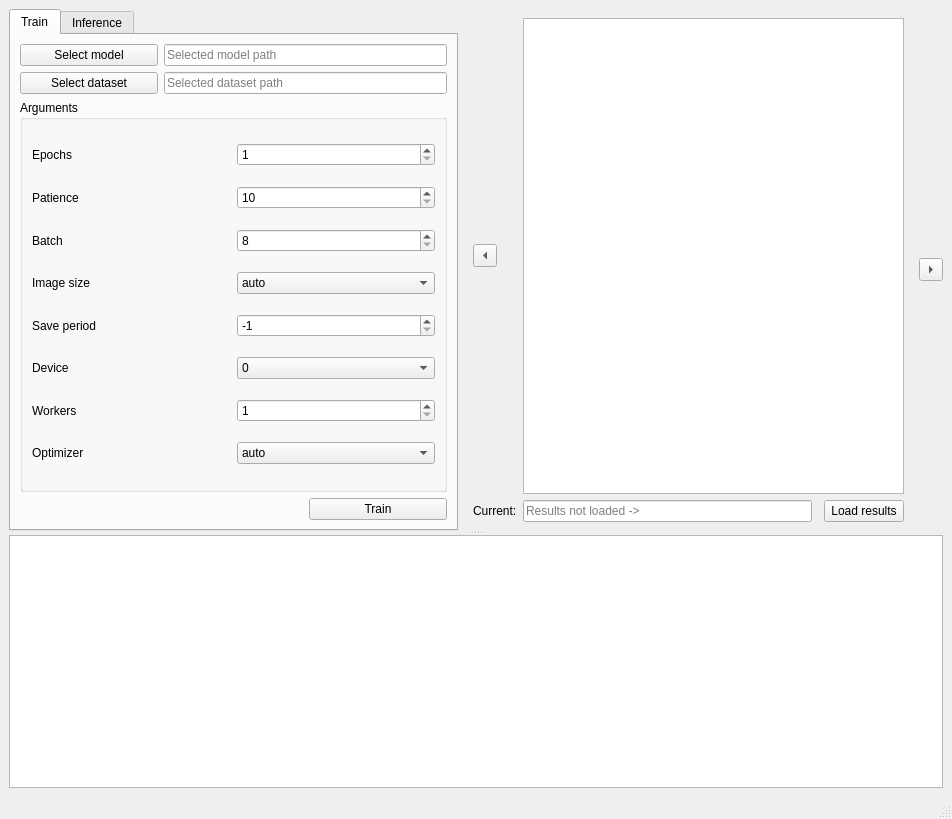
Above: src/gui/generated/mainwindow.ui from xkostrna/YoloQT before the change. Below: the same form after it.
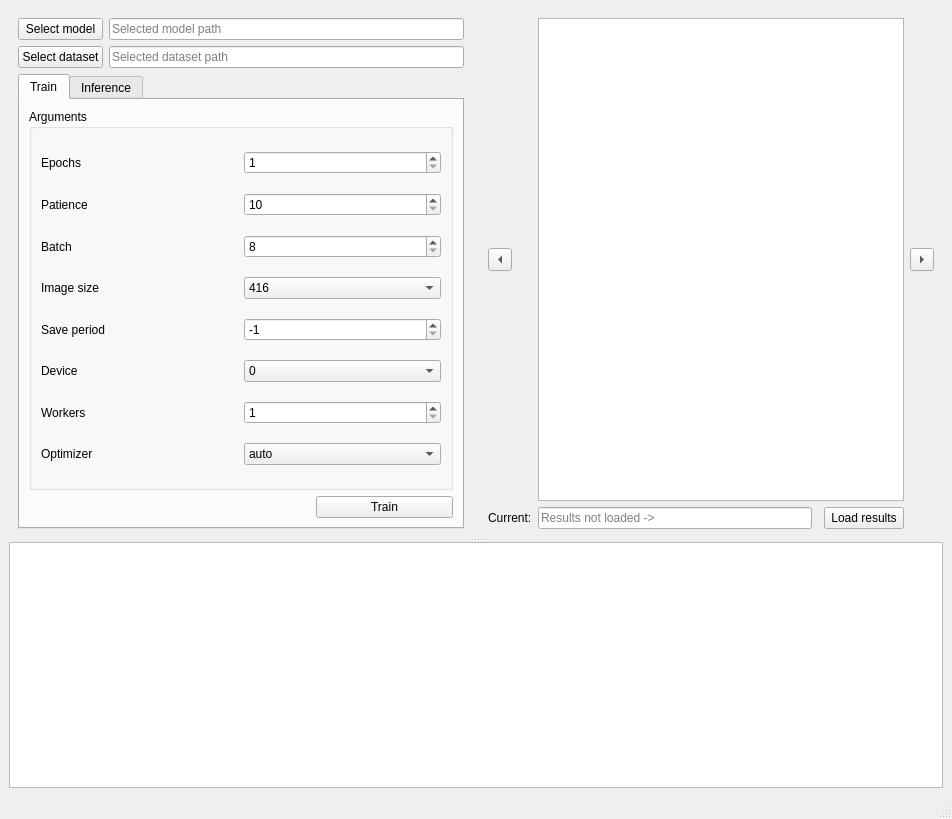
That is the form after the change.

Commit message: feat: responsive QGraphicsView and code cleanup

```diff
--- a/src/gui/generated/mainwindow.ui
+++ b/src/gui/generated/mainwindow.ui
@@ -33,63 +33,10 @@
          <verstretch>0</verstretch>
         </sizepolicy>
        </property>
+       <layout class="QGridLayout" name="gridLayout_5">
+        <item row="0" column="0">
+         <widget class="QWidget" name="widget_2" native="true">
        <layout class="QGridLayout" name="gridLayout_3">
-        <item row="0" column="1">
-         <widget class="QWidget" name="widgetVisualize" native="true">
-          <property name="sizePolicy">
-           <sizepolicy hsizetype="Expanding" vsizetype="Expanding">
-            <horstretch>0</horstretch>
-            <verstretch>0</verstretch>
-           </sizepolicy>
-          </property>
-          <layout class="QGridLayout" name="gridLayout_4">
-           <item row="2" column="1">
-            <widget class="QLineEdit" name="lineEditCurrentImg">
-             <property name="placeholderText">
-              <string>Results not loaded -&gt;</string>
-             </property>
-            </widget>
-           </item>
-           <item row="2" column="0">
-            <widget class="QLabel" name="labelCurrentImg">
-             <property name="text">
-              <string>Current:</string>
-             </property>
-            </widget>
-           </item>
-           <item row="2" column="3">
-            <widget class="QPushButton" name="pushButtonLoadResults">
-             <property name="text">
-              <string>Load results</string>
-             </property>
-            </widget>
-           </item>
-           <item row="1" column="0">
-            <widget class="QToolButton" name="toolButtonPrev">
-             <property name="text">
-              <string>...</string>
-             </property>
-             <property name="arrowType">
-              <enum>Qt::LeftArrow</enum>
-             </property>
-            </widget>
-           </item>
-           <item row="1" column="1" colspan="3">
-            <widget class="QGraphicsView" name="graphicsView"/>
-           </item>
-          </layout>
-         </widget>
-        </item>
-        <item row="0" column="0">
-         <widget class="QTabWidget" name="tabWidget">
-          <property name="currentIndex">
-           <number>0</number>
-          </property>
-          <widget class="QWidget" name="trainTab">
-           <attribute name="title">
-            <string>Train</string>
-           </attribute>
-           <layout class="QGridLayout" name="gridLayout">
             <item row="0" column="0">
              <widget class="QPushButton" name="pushButtonSelectModel">
               <property name="toolTip">
@@ -100,6 +47,16 @@
               </property>
              </widget>
             </item>
+           <item row="0" column="1">
+            <widget class="QLineEdit" name="lineEditSelectModel">
+             <property name="placeholderText">
+              <string>Selected model path</string>
+             </property>
+             <property name="clearButtonEnabled">
+              <bool>true</bool>
+             </property>
+            </widget>
+           </item>
             <item row="1" column="0">
              <widget class="QPushButton" name="pushButtonSelectDataset">
               <property name="text">
@@ -107,6 +64,26 @@
               </property>
              </widget>
             </item>
+           <item row="1" column="1">
+            <widget class="QLineEdit" name="lineEditSelectDataset">
+             <property name="placeholderText">
+              <string>Selected dataset path</string>
+             </property>
+             <property name="clearButtonEnabled">
+              <bool>true</bool>
+             </property>
+            </widget>
+           </item>
+           <item row="2" column="0" colspan="2">
+            <widget class="QTabWidget" name="tabWidget">
+             <property name="currentIndex">
+              <number>0</number>
+             </property>
+             <widget class="QWidget" name="trainTab">
+              <attribute name="title">
+               <string>Train</string>
+              </attribute>
+              <layout class="QGridLayout" name="gridLayout">
             <item row="3" column="2">
              <widget class="QPushButton" name="pushButtonTrain">
               <property name="text">
@@ -132,11 +109,6 @@
                  <property name="toolTip">
                   <string>imgsz</string>
                  </property>
-                 <item>
-                  <property name="text">
-                   <string>auto</string>
-                  </property>
-                 </item>
                  <item>
                   <property name="text">
                    <string>416</string>
@@ -340,26 +312,6 @@
               </layout>
              </widget>
             </item>
-            <item row="0" column="1" colspan="2">
-             <widget class="QLineEdit" name="lineEditSelectModel">
-              <property name="placeholderText">
-               <string>Selected model path</string>
-              </property>
-              <property name="clearButtonEnabled">
-               <bool>true</bool>
-              </property>
-             </widget>
-            </item>
-            <item row="1" column="1" colspan="2">
-             <widget class="QLineEdit" name="lineEditSelectDataset">
-              <property name="placeholderText">
-               <string>Selected dataset path</string>
-              </property>
-              <property name="clearButtonEnabled">
-               <bool>true</bool>
-              </property>
-             </widget>
-            </item>
            </layout>
           </widget>
           <widget class="QWidget" name="inferenceTab">
@@ -369,7 +321,53 @@
           </widget>
          </widget>
         </item>
-        <item row="0" column="2">
+          </layout>
+         </widget>
+        </item>
+        <item row="0" column="1">
+         <widget class="QWidget" name="widgetVisualize" native="true">
+          <property name="sizePolicy">
+           <sizepolicy hsizetype="Expanding" vsizetype="Expanding">
+            <horstretch>0</horstretch>
+            <verstretch>0</verstretch>
+           </sizepolicy>
+          </property>
+          <layout class="QGridLayout" name="gridLayout_4">
+           <item row="1" column="1" colspan="3">
+            <widget class="QGraphicsView" name="graphicsView"/>
+           </item>
+           <item row="2" column="1">
+            <widget class="QLineEdit" name="lineEditCurrentImg">
+             <property name="placeholderText">
+              <string>Results not loaded -&gt;</string>
+             </property>
+            </widget>
+           </item>
+           <item row="1" column="0">
+            <widget class="QToolButton" name="toolButtonPrev">
+             <property name="text">
+              <string>...</string>
+             </property>
+             <property name="arrowType">
+              <enum>Qt::LeftArrow</enum>
+             </property>
+            </widget>
+           </item>
+           <item row="2" column="3">
+            <widget class="QPushButton" name="pushButtonLoadResults">
+             <property name="text">
+              <string>Load results</string>
+             </property>
+            </widget>
+           </item>
+           <item row="2" column="0">
+            <widget class="QLabel" name="labelCurrentImg">
+             <property name="text">
+              <string>Current:</string>
+             </property>
+            </widget>
+           </item>
+           <item row="1" column="4">
          <widget class="QToolButton" name="toolButtonNext">
           <property name="text">
            <string>...</string>
@@ -381,6 +379,9 @@
         </item>
        </layout>
       </widget>
+        </item>
+       </layout>
+      </widget>
       <widget class="QPlainTextEdit" name="plainTextEditLog">
        <property name="sizePolicy">
         <sizepolicy hsizetype="Expanding" vsizetype="Expanding">
@@ -390,7 +391,7 @@
        </property>
        <property name="font">
         <font>
-         <pointsize>14</pointsize>
+         <pointsize>12</pointsize>
         </font>
        </property>
       </widget>
```
Left out of the diff: 2 changed lines with no effect on the pictures. Lines whose indentation alone changed are shown as unchanged. The commit also changes 4 other files.
